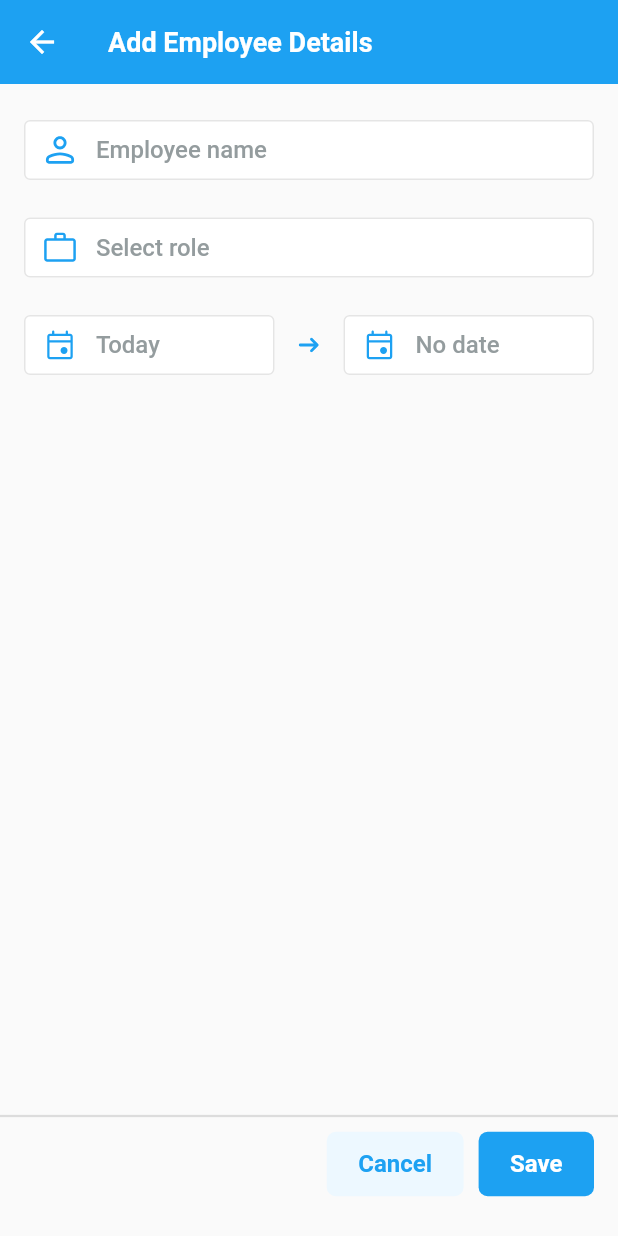
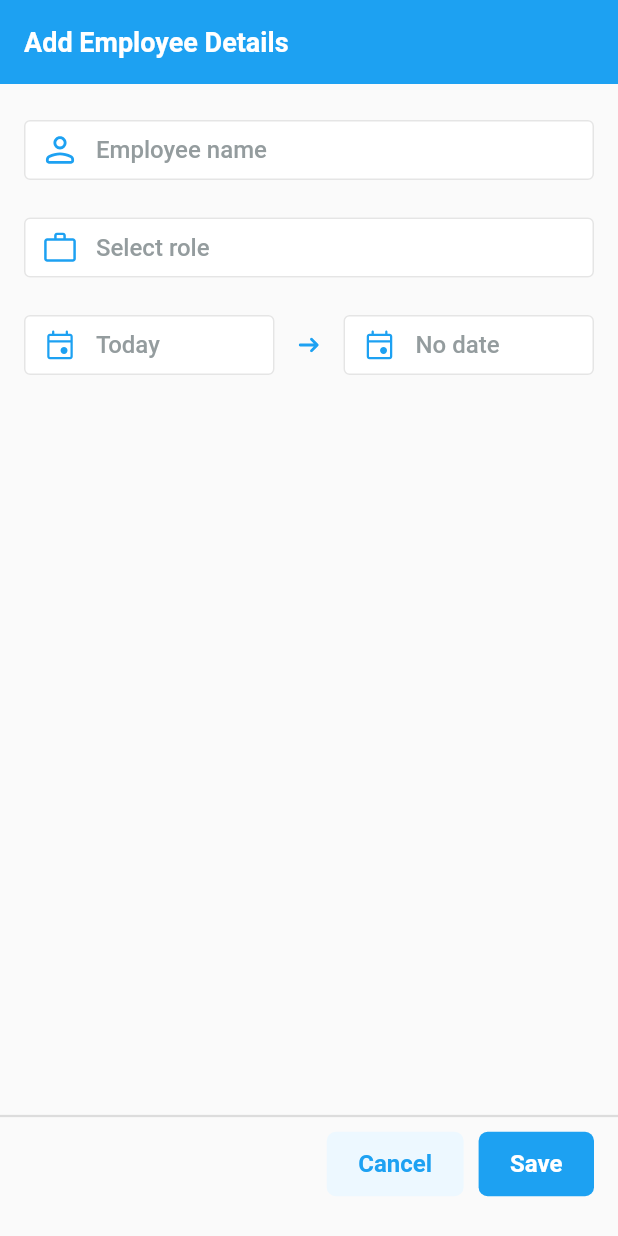
Before and after one commit to lakshydeep-14/employee, a Flutter app: the AddEmployeeScreen screen opened directly, on a phone screen of 412 x 824 dp. Run offline on Flutter 3.47's test engine with Material 2 defaults, Android fonts, the phone set to English and light mode, and no system bars; our stand-ins replace flutter_svg, get, google_fonts.

Commit message:
utils added

```diff
--- a/lib/utils/app_extension.dart
+++ b/lib/utils/app_extension.dart
@@ -6,3 +6,4 @@ export 'package:google_fonts/google_fonts.dart';
 export 'package:flutter_svg/svg.dart';
 export 'package:get/get.dart';
 export 'package:flutter/material.dart';
+export './dateFormatter.dart';
--- a/lib/utils/colors.dart
+++ b/lib/utils/colors.dart
@@ -7,8 +7,9 @@ class AppColors {
   static const white = Color(0xffffffff);
   static const black = Color(0xff000000);
 
- // ADD or EDIT EMPLOYEE
+  // ADD or EDIT EMPLOYEE
   static const textFieldBorder = Color(0xffE5E5E5);
   static const hintText = Color(0xff949C9E);
   static const text = Color(0xff323238);
+  static const lightButton = Color(0xffEDF8FF);
 }
--- a/lib/utils/custom_appbar.dart
+++ b/lib/utils/custom_appbar.dart
@@ -1,9 +1,13 @@
+import 'package:employee/controller/db.dart';
+import 'package:employee/features/employee_list/employee_list.dart';
+import 'package:employee/main.dart';
 import 'package:employee/utils/app_extension.dart';
 
-AppBar customAppBar(String title) {
+AppBar customAppBar(String title, {bool delIcon = false, Employee? employee}) {
   return AppBar(
     backgroundColor: AppColors.primary,
     elevation: 0,
+    automaticallyImplyLeading: false,
     title: Text(
       title,
       style: TextStyle(
@@ -12,5 +16,17 @@ AppBar customAppBar(String title) {
           color: AppColors.white,
           fontFamily: GoogleFonts.roboto().fontFamily),
     ),
+    actions: [
+      if (delIcon == true)
+        GestureDetector(
+            onTap: () async {
+              await databaseManager.deleteemployee(employee!.id!);
+              Get.offAll(EmployeeListScreen());
+            },
+            child: Icon(Icons.delete)),
+      SizedBox(
+        width: 10,
+      )
+    ],
   );
 }
--- /dev/null
+++ b/lib/utils/dateFormatter.dart
@@ -0,0 +1,5 @@
+import 'package:intl/intl.dart';
+
+dateFormattor(DateTime dateTime) {
+  return DateFormat('dd MMM yyyy').format(dateTime);
+}
```
